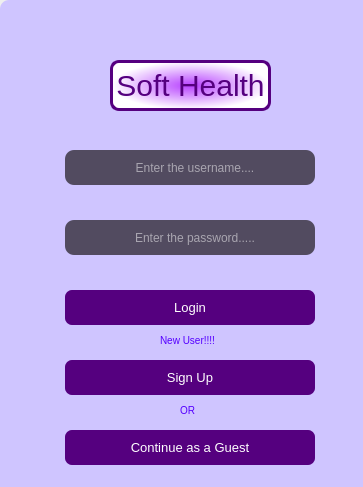
Qt form static/login.ui (lakshmivishal9496/Soft-Health) before a commit.
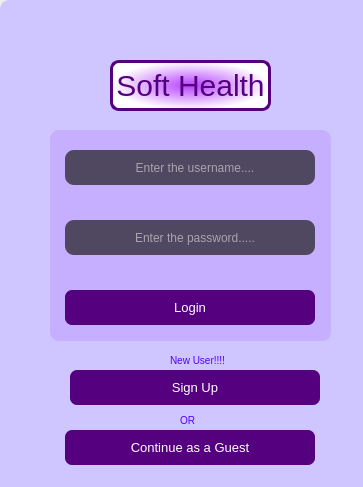
The same form after that commit.

Commit message: added logo and edited guest login

```diff
--- a/static/login.ui
+++ b/static/login.ui
@@ -59,8 +59,8 @@
    <widget class="QPushButton" name="b2">
     <property name="geometry">
      <rect>
-      <x>65</x>
-      <y>360</y>
+      <x>70</x>
+      <y>370</y>
       <width>250</width>
       <height>35</height>
      </rect>
@@ -89,8 +89,8 @@
    <widget class="QLabel" name="l2_2">
     <property name="geometry">
      <rect>
-      <x>160</x>
-      <y>330</y>
+      <x>170</x>
+      <y>350</y>
       <width>71</width>
       <height>20</height>
      </rect>
@@ -188,7 +188,7 @@
     <property name="geometry">
      <rect>
       <x>180</x>
-      <y>400</y>
+      <y>410</y>
       <width>61</width>
       <height>20</height>
      </rect>
@@ -231,6 +231,31 @@
      <set>Qt::AlignCenter</set>
     </property>
    </widget>
+   <widget class="QGroupBox" name="groupBox">
+    <property name="geometry">
+     <rect>
+      <x>50</x>
+      <y>130</y>
+      <width>281</width>
+      <height>211</height>
+     </rect>
+    </property>
+    <property name="styleSheet">
+     <string notr="true">background-color:rgb(170, 85, 255,50)</string>
+    </property>
+    <property name="title">
+     <string/>
+    </property>
+   </widget>
+   <zorder>groupBox</zorder>
+   <zorder>b1</zorder>
+   <zorder>b2</zorder>
+   <zorder>l2_2</zorder>
+   <zorder>b5</zorder>
+   <zorder>tb1</zorder>
+   <zorder>tb2</zorder>
+   <zorder>l2_3</zorder>
+   <zorder>label</zorder>
   </widget>
  </widget>
  <resources>
```
The commit also changes 2 other files.
